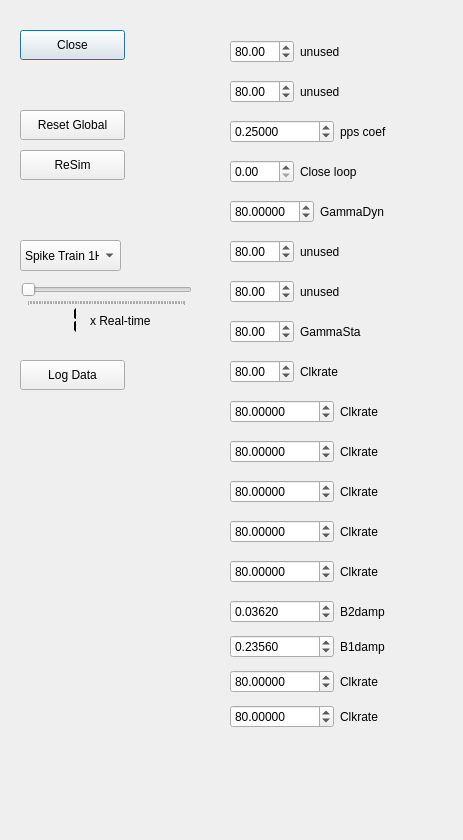
This is projects/stretch_reflex/stretch_reflex_pytester/Controls.ui in wonjsohn/nerf-verilog as Qt 5 draws it before an edit. The edited form follows.
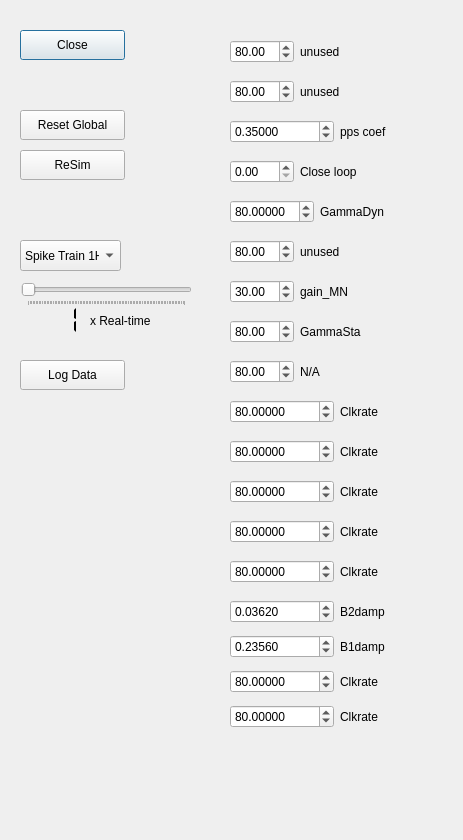
This is the edited form.

Diff of the .ui file:
```diff
--- a/projects/stretch_reflex/stretch_reflex_pytester/Controls.ui
+++ b/projects/stretch_reflex/stretch_reflex_pytester/Controls.ui
@@ -662,7 +662,7 @@
        <double>0.100000000000000</double>
       </property>
       <property name="value">
-       <double>0.250000000000000</double>
+       <double>0.350000000000000</double>
       </property>
      </widget>
     </item>
@@ -771,7 +771,7 @@
     <item row="0" column="1">
      <widget class="QLabel" name="label_6">
       <property name="text">
-       <string>unused</string>
+       <string>gain_MN</string>
       </property>
      </widget>
     </item>
@@ -781,7 +781,7 @@
        <double>200.000000000000000</double>
       </property>
       <property name="value">
-       <double>80.000000000000000</double>
+       <double>30.000000000000000</double>
       </property>
      </widget>
     </item>
@@ -829,7 +829,7 @@
     <item row="0" column="1">
      <widget class="QLabel" name="label_8">
       <property name="text">
-       <string>Clkrate</string>
+       <string>N/A</string>
       </property>
      </widget>
     </item>
```
